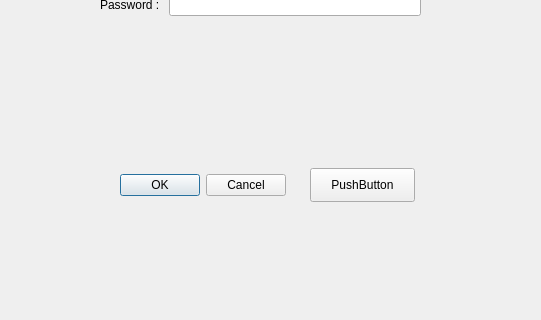
KonstBarni/MassangerQT, file dialogRegistration.ui: the form before one commit; both pictures show x 0 to 541 and y 172 to 492 of the 541 by 492 pixel window.
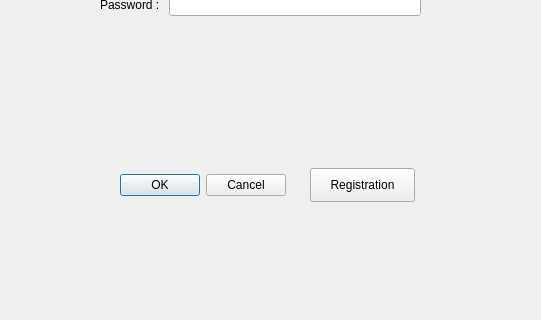
The form after the commit.

Patch:
```diff
--- a/dialogRegistration.ui
+++ b/dialogRegistration.ui
@@ -36,7 +36,7 @@
     </rect>
    </property>
    <property name="text">
-    <string>PushButton</string>
+    <string>Registration</string>
    </property>
   </widget>
   <widget class="QWidget" name="formLayoutWidget">
```
Left out of the diff: 2 changed lines with no effect on the pictures.
